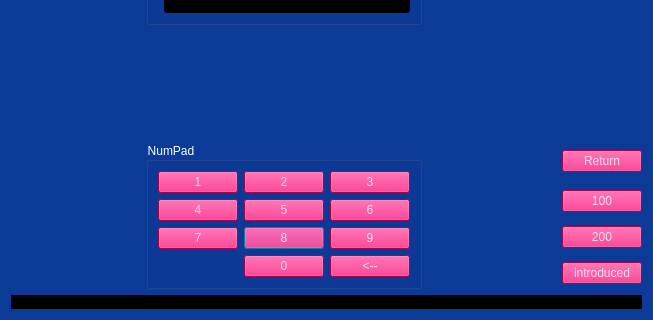
First picture: the form in CarpeDiem/getcash.ui, repository DenDiem/ATM-CarpeDiem, before the edit; both pictures show x 0 to 653 and y 160 to 480 of the 653 by 480 pixel window.
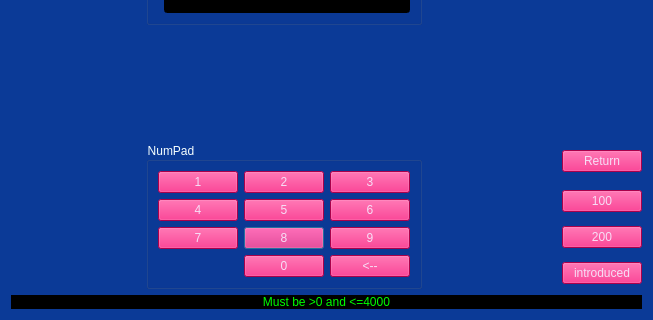
Second picture: the form after the edit.

```diff
--- a/CarpeDiem/getcash.ui
+++ b/CarpeDiem/getcash.ui
@@ -293,7 +293,7 @@
 font: 75 14pt &quot;MS Shell Dlg 2&quot;;</string>
      </property>
      <property name="text">
-      <string/>
+      <string>Must be &gt;0 and &lt;=4000</string>
      </property>
      <property name="alignment">
       <set>Qt::AlignCenter</set>
```
